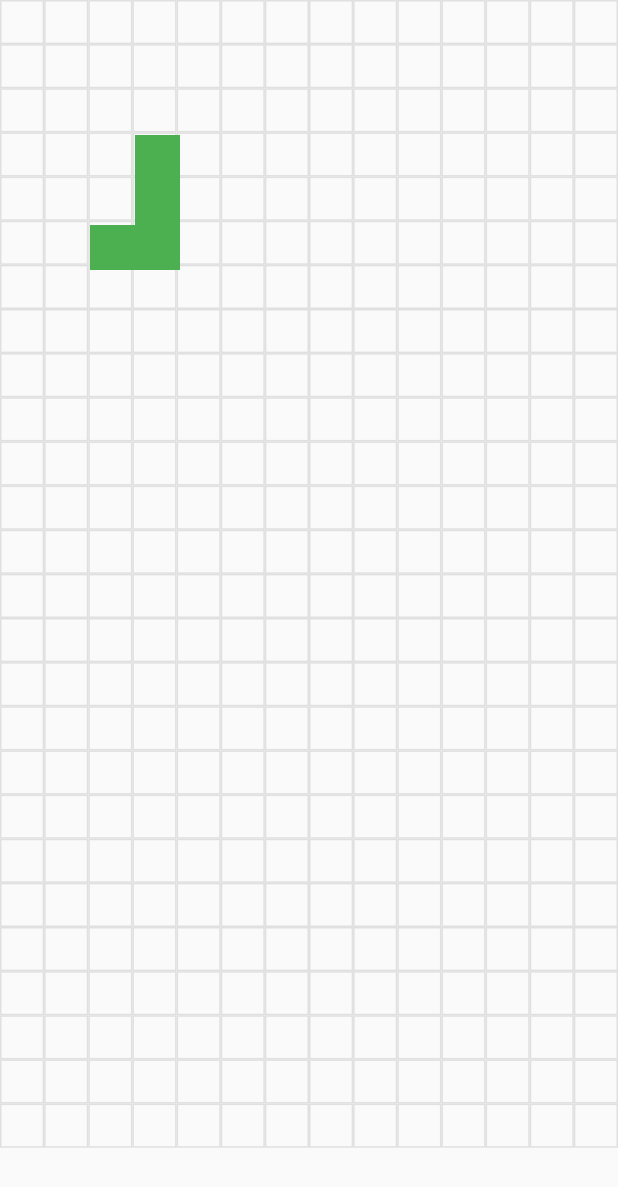
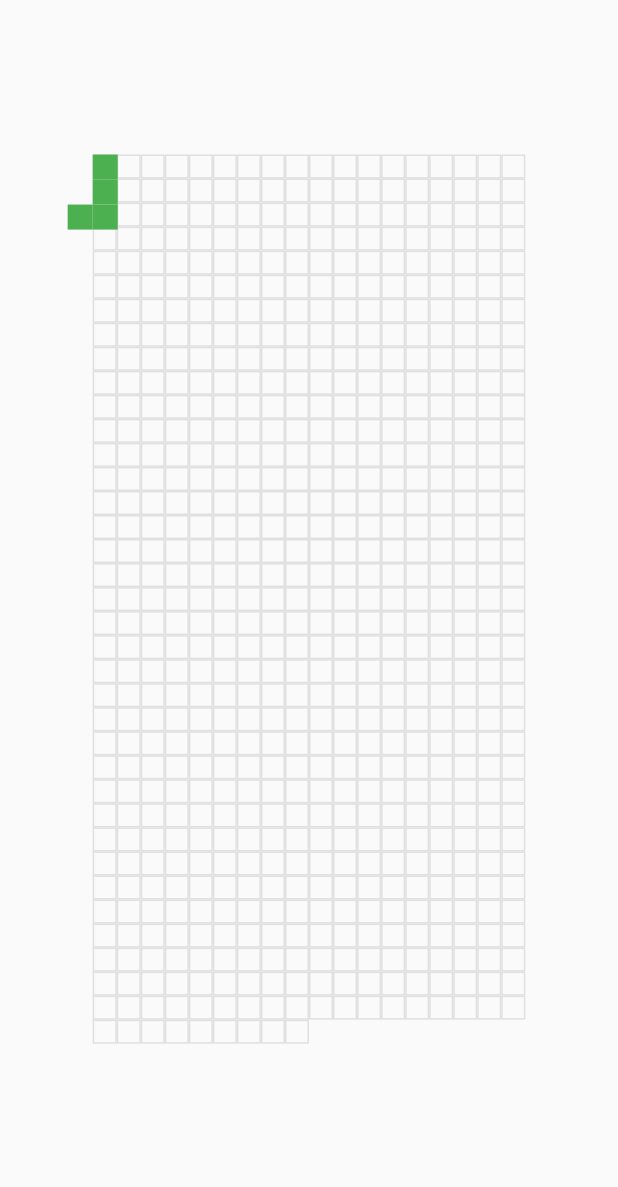
Before and after one commit to Ayu5h5hakya/streamysnake, a Flutter app: the screen it shows after launch, on a phone screen of 412 x 824 dp. Shown: the top 1187 px of the screen. Run offline on Flutter 3.47's test engine with Material 2 defaults, Android fonts, the phone set to English and light mode, and no system bars.

Commit message:
fix grid sizing issues

```diff
--- a/lib/main.dart
+++ b/lib/main.dart
@@ -2,6 +2,7 @@ import 'dart:math';
 
 import 'package:flutter/material.dart';
 
+import 'constants.dart';
 import 'tetromino/i_block.dart';
 import 'tetromino/j_block.dart';
 import 'tetromino/l_block.dart';
@@ -37,27 +38,42 @@ class TetrisBoard extends StatelessWidget {
 
   @override
   Widget build(BuildContext context) {
+    final _width = MediaQuery.of(context).size.width * 0.7;
+    final _height = MediaQuery.of(context).size.height * 0.75;
+    final _maxExtent = sqrt(_width * _height / 640);
+    final _columns = _width / _maxExtent;
     return Stack(
       children: [
-        GridView.builder(
-          gridDelegate: const SliverGridDelegateWithMaxCrossAxisExtent(
-            maxCrossAxisExtent: 30,
-          ),
-          itemBuilder: (_, index) => DecoratedBox(
-            decoration: BoxDecoration(
-              border: Border.all(color: Colors.grey.shade300),
+        Center(
+          child: FractionallySizedBox(
+            widthFactor: 0.7,
+            heightFactor: 0.75,
+            child: GridView.builder(
+              padding: EdgeInsets.zero,
+              gridDelegate: SliverGridDelegateWithMaxCrossAxisExtent(
+                maxCrossAxisExtent: _maxExtent,
+              ),
+              itemBuilder: (_, index) => DecoratedBox(
+                decoration: BoxDecoration(
+                  border: Border.all(color: Colors.grey.shade300),
+                ),
+              ),
+              itemCount: 640 + _columns.toInt(),
             ),
           ),
-          itemCount: 364,
         ),
+        Center(
+            child: SizedBox(
+          width: _width,
+          height: _height,
+          child: CustomPaint(
+            painter: JBlock(width: _maxExtent, origin: const Point(0, 0)),
+          ),
+        )),
         // CustomPaint(
         //   child: Container(),
-        //   painter: const IBlock(origin: Point(30, 30)),
+        //   painter: const JBlock(origin: Point(90, 90)),
         // ),
-        CustomPaint(
-          child: Container(),
-          painter: const JBlock(origin: Point(90, 90)),
-        ),
         // CustomPaint(
         //   child: Container(),
         //   painter: const LBlock(origin: Point(90, 90)),
```
Also changed, not shown: lib/tetromino/j_block.dart (+8 -12 lines).
